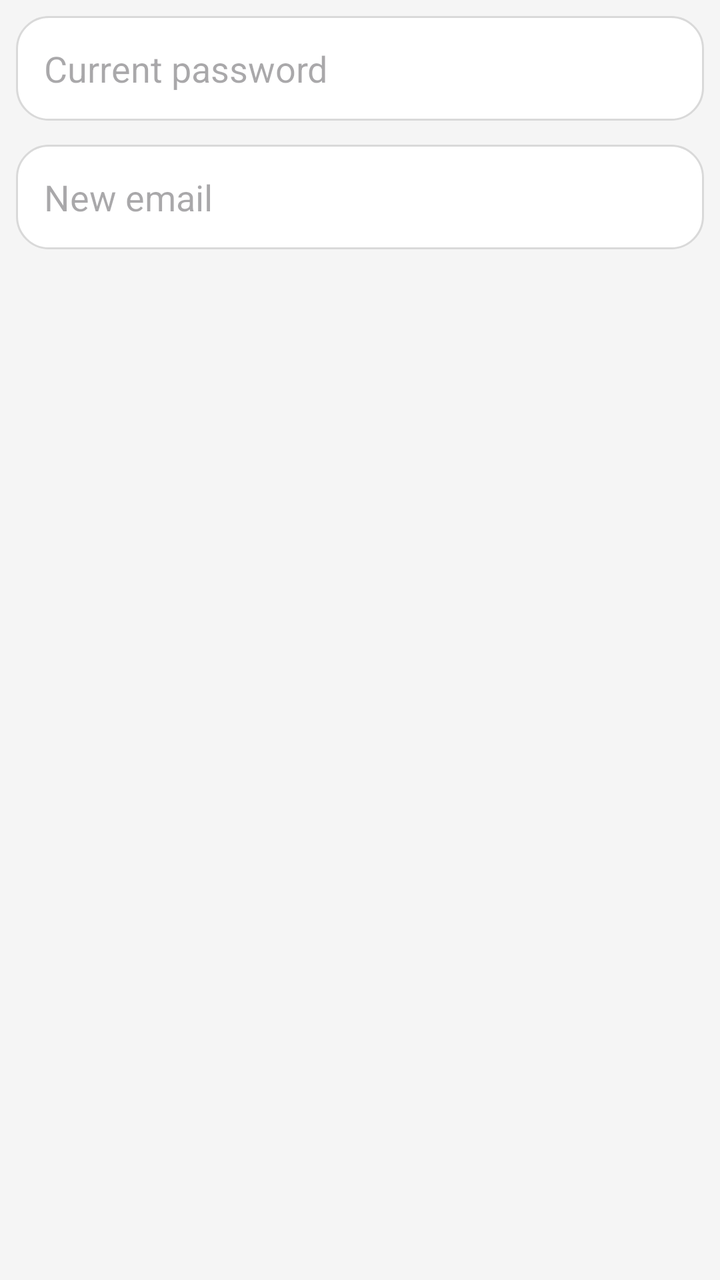
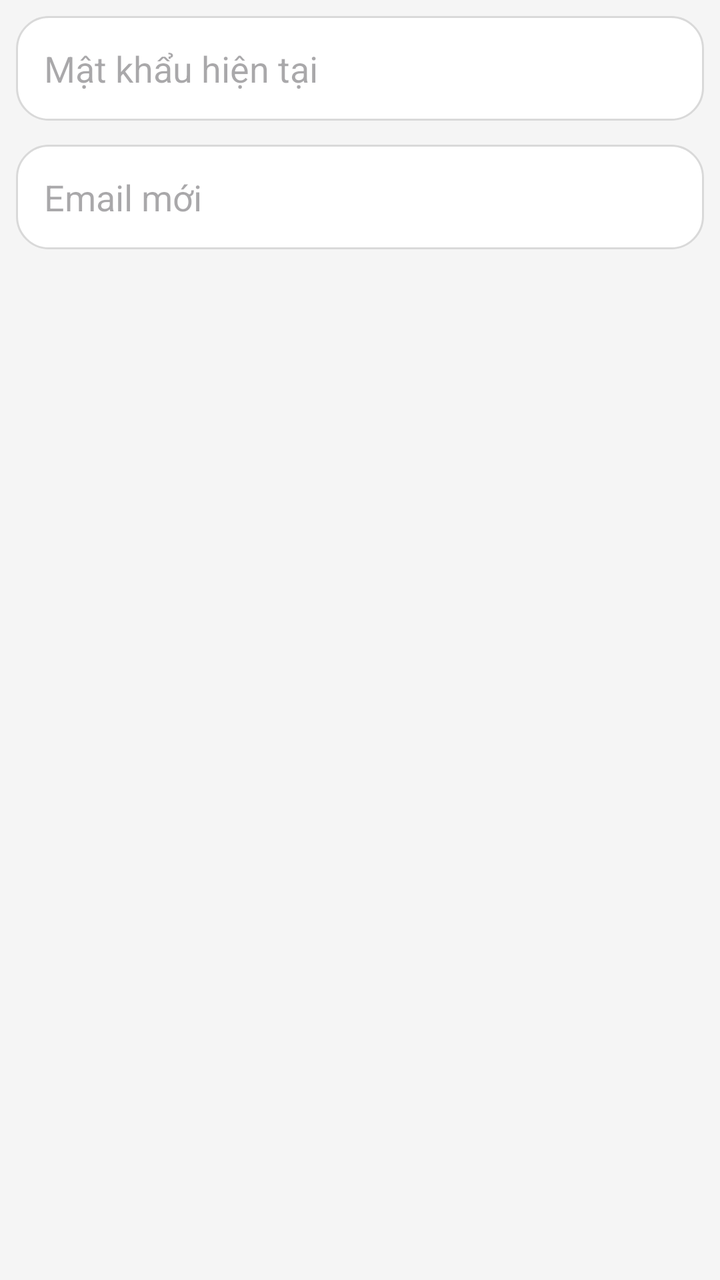

Before-and-after screenshots of an Android layout around one commit, followed by the original layout XML and the change that was made.
<!-- AndroidManifest.xml: application theme Theme.MyApplication -->
<!-- res/layout/dialog_change_email.xml -->
<?xml version="1.0" encoding="utf-8"?>
<LinearLayout xmlns:android="http://schemas.android.com/apk/res/android"
    android:layout_width="match_parent"
    android:layout_height="wrap_content"
    android:orientation="vertical"
    android:padding="8dp">

    <EditText
        android:id="@+id/edt_password_for_email_change"
        android:layout_width="match_parent"
        android:layout_height="wrap_content"
        android:layout_marginBottom="12dp"
        android:background="@drawable/bg_settings_card"
        android:hint="Current password"
        android:inputType="textPassword"
        android:minHeight="52dp"
        android:padding="14dp" />

    <EditText
        android:id="@+id/edt_new_email"
        android:layout_width="match_parent"
        android:layout_height="wrap_content"
        android:background="@drawable/bg_settings_card"
        android:hint="New email"
        android:inputType="textEmailAddress"
        android:minHeight="52dp"
        android:padding="14dp" />

</LinearLayout>
<!-- resources referenced by this layout -->
<resources>
  <!-- drawable bg_settings_card (drawable) -->
  <?xml version="1.0" encoding="utf-8"?>
  <shape xmlns:android="http://schemas.android.com/apk/res/android">
      <solid android:color="#FFFFFF" />
      <corners android:radius="16dp" />
      <stroke
          android:width="1dp"
          android:color="#D9D9D9" />
      <padding
          android:left="16dp"
          android:top="16dp"
          android:right="16dp"
          android:bottom="16dp" />
  </shape>
  <style name="Theme.MyApplication" parent="Theme.Material3.DayNight.NoActionBar">
          
          <item name="colorPrimary">@color/primary_color</item>
          <item name="colorPrimaryVariant">@color/primary_variant</item>
          <item name="colorOnPrimary">@color/white</item>
          <item name="colorSecondary">@color/secondary_color</item>
          <item name="colorOnSecondary">@color/black</item>
          <item name="colorError">@color/error_color</item>
          <item name="colorOnError">@color/white</item>
          <item name="colorSurface">@color/surface_color</item>
          <item name="colorOnSurface">@color/primary_text</item>
          <item name="android:colorBackground">@color/background_color</item>
          <item name="colorOnBackground">@color/primary_text</item>
      </style>
  <color name="primary_color">#FF6200EE</color>
  <color name="primary_variant">#FF3700B3</color>
  <color name="white">#FFFFFFFF</color>
  <color name="secondary_color">#FF03DAC5</color>
  <color name="black">#FF000000</color>
  <color name="error_color">#FFB00020</color>
  <color name="surface_color">#FFFFFFFF</color>
  <color name="primary_text">#FF212121</color>
  <color name="background_color">#FFF5F5F5</color>
</resources>

<!-- the commit's change to res/layout/dialog_change_email.xml (unified diff, before → after) -->
@@ -11,7 +11,7 @@
         android:layout_height="wrap_content"
         android:layout_marginBottom="12dp"
         android:background="@drawable/bg_settings_card"
-        android:hint="Current password"
+        android:hint="@string/current_password"
         android:inputType="textPassword"
         android:minHeight="52dp"
         android:padding="14dp" />
@@ -21,7 +21,7 @@
         android:layout_width="match_parent"
         android:layout_height="wrap_content"
         android:background="@drawable/bg_settings_card"
-        android:hint="New email"
+        android:hint="@string/new_email"
         android:inputType="textEmailAddress"
         android:minHeight="52dp"
         android:padding="14dp" />
<!-- resource entries referenced after the edit -->
@@ -14,6 +14,8 @@
           android:right="16dp"
           android:bottom="16dp" />
   </shape>
+  <string name="current_password">Mật khẩu hiện tại</string>
+  <string name="new_email">Email mới</string>
   <style name="Theme.MyApplication" parent="Theme.Material3.DayNight.NoActionBar">
           
           <item name="colorPrimary">@color/primary_color</item>
